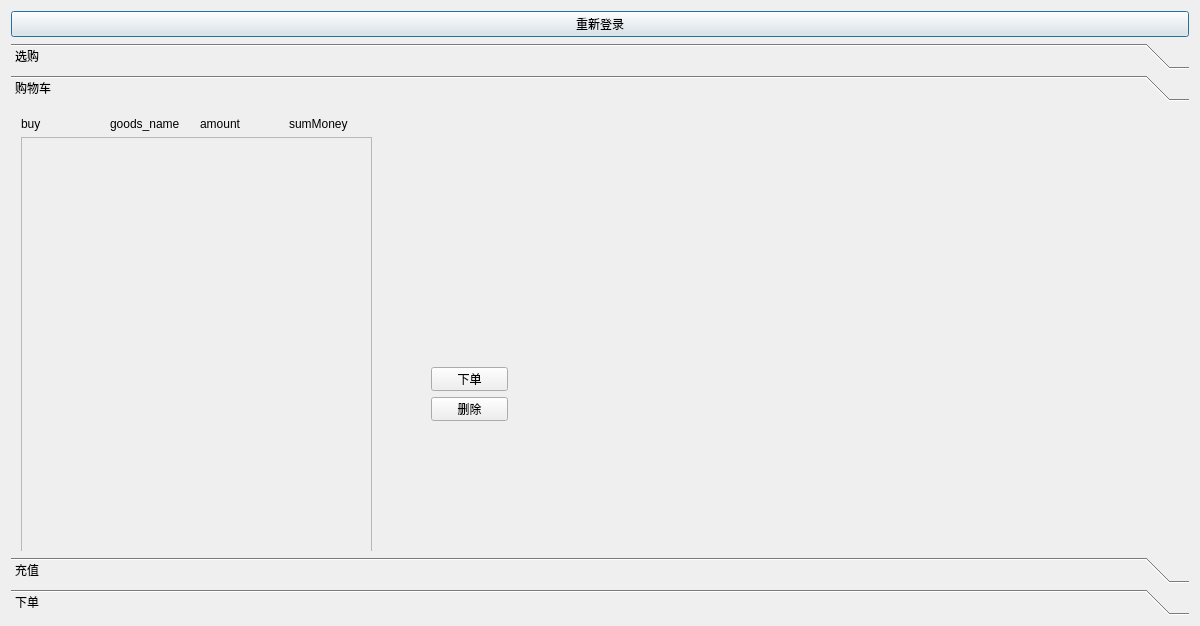
This is myclient.ui in XMeleny/DB as Qt 5 draws it before an edit. The edited form follows.
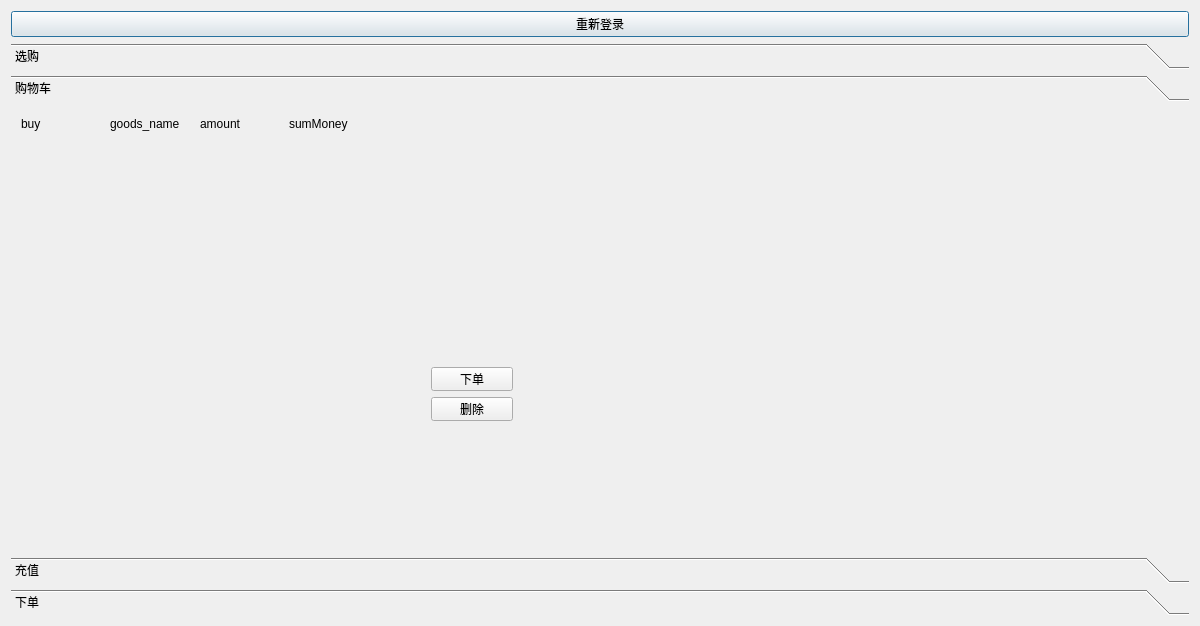
This is the edited form. The open tabs and pages were chosen to show the change.

Commit message: abandon using scroll area in shopping_charts

What changed in the file:
```diff
--- a/myclient.ui
+++ b/myclient.ui
@@ -422,8 +422,8 @@
        <rect>
         <x>0</x>
         <y>0</y>
-        <width>1182</width>
-        <height>475</height>
+        <width>1188</width>
+        <height>511</height>
        </rect>
       </property>
       <property name="minimumSize">
@@ -484,60 +484,29 @@
          </layout>
         </item>
         <item>
-         <widget class="QScrollArea" name="scrollArea">
-          <property name="sizePolicy">
-           <sizepolicy hsizetype="Expanding" vsizetype="Expanding">
-            <horstretch>0</horstretch>
-            <verstretch>0</verstretch>
-           </sizepolicy>
+         <layout class="QVBoxLayout" name="verticalLayout_8"/>
+        </item>
+        <item>
+         <spacer name="verticalSpacer_7">
+          <property name="orientation">
+           <enum>Qt::Vertical</enum>
           </property>
-          <property name="minimumSize">
+          <property name="sizeHint" stdset="0">
            <size>
-            <width>0</width>
-            <height>400</height>
+            <width>20</width>
+            <height>40</height>
            </size>
           </property>
-          <property name="maximumSize">
-           <size>
-            <width>16777215</width>
-            <height>500</height>
-           </size>
-          </property>
-          <property name="widgetResizable">
-           <bool>true</bool>
-          </property>
-          <widget class="QWidget" name="scrollAreaWidgetContents">
-           <property name="geometry">
-            <rect>
-             <x>0</x>
-             <y>0</y>
-             <width>347</width>
-             <height>417</height>
-            </rect>
-           </property>
-           <property name="minimumSize">
-            <size>
-             <width>0</width>
-             <height>200</height>
-            </size>
-           </property>
-           <property name="maximumSize">
-            <size>
-             <width>16777215</width>
-             <height>16777215</height>
-            </size>
-           </property>
-          </widget>
-         </widget>
+         </spacer>
         </item>
        </layout>
       </widget>
-      <widget class="QWidget" name="">
+      <widget class="QWidget" name="layoutWidget">
        <property name="geometry">
         <rect>
          <x>420</x>
          <y>260</y>
-         <width>77</width>
+         <width>82</width>
          <height>54</height>
         </rect>
        </property>
```
Left out of the diff: 22 changed lines with no effect on the pictures. The commit also changes 1 other file.
